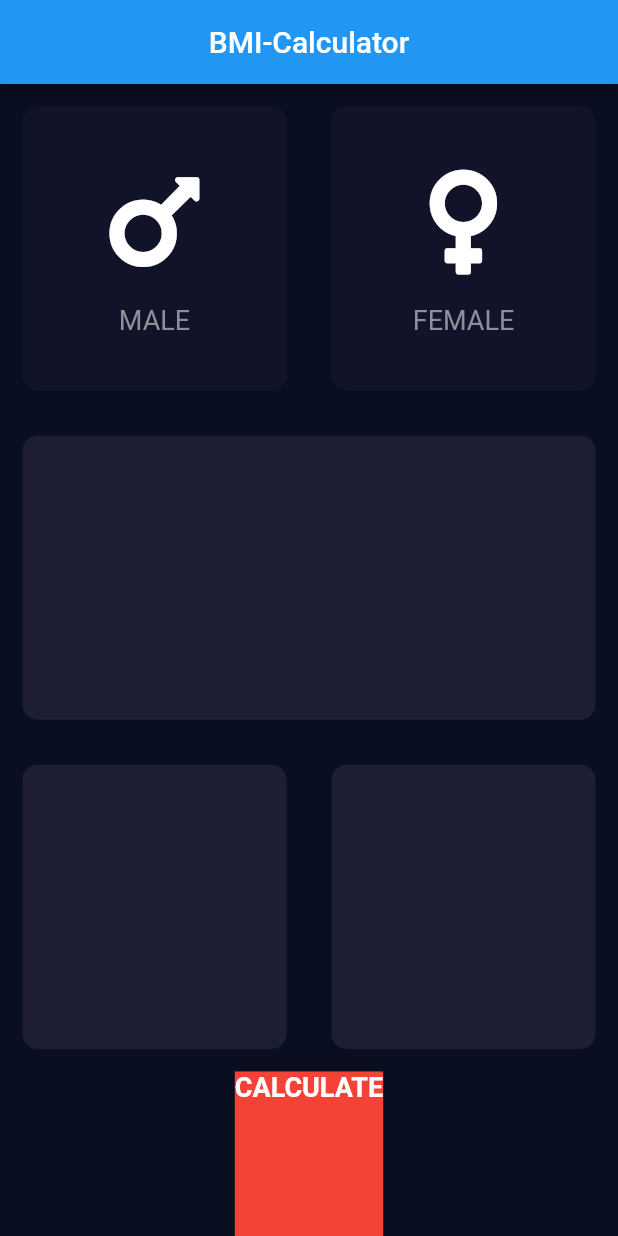
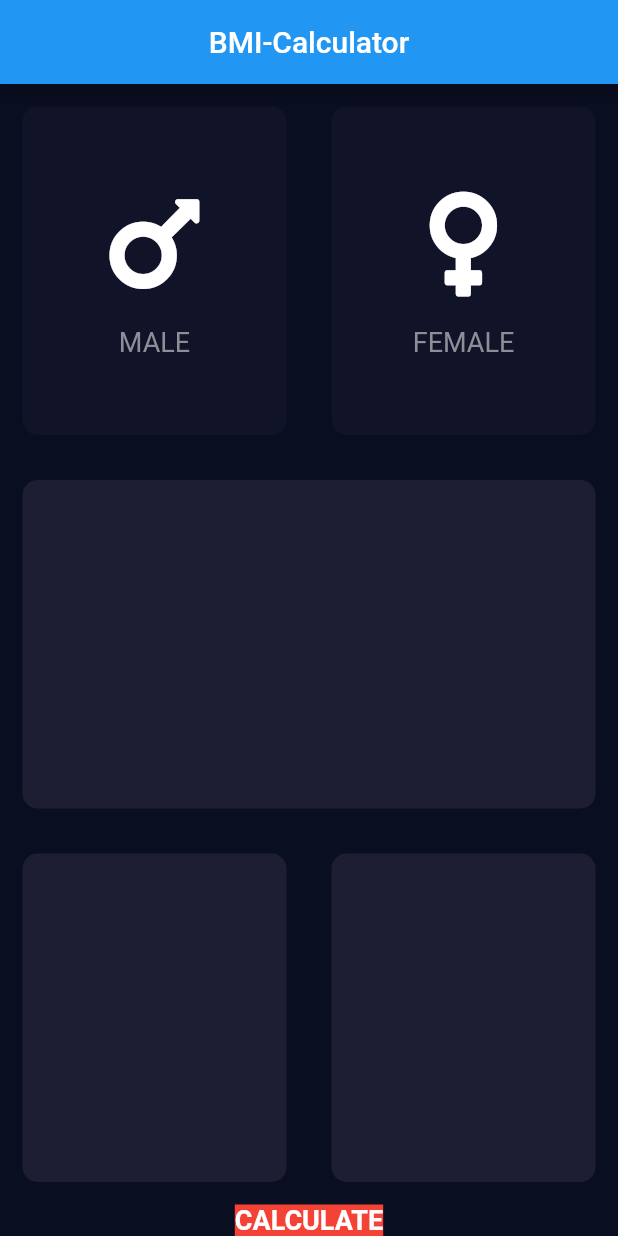
Before and after one commit to AKASHANGADII/bmi-calculator, a Flutter app: the screen it shows after launch, on a phone screen of 412 x 824 dp. Run offline on Flutter 3.47's test engine with Material 2 defaults, Android fonts, the phone set to English and light mode, and no system bars; our stand-ins replace font_awesome_flutter.

```diff
--- a/lib/home_page.dart
+++ b/lib/home_page.dart
@@ -100,9 +100,7 @@ class _HomePageState extends State<HomePage> {
                 ],
               ),
             ),
-            Expanded(
-              flex: 1,
-              child: Container(
+            Container(
               child: Text(
                 'CALCULATE',
                 style: TextStyle(
@@ -113,7 +111,6 @@ class _HomePageState extends State<HomePage> {
               ),
               color: Colors.red,
             ),
-            )
           ],
         ),
       ),
```
Also changed, not shown: 1 other file. Lines whose indentation alone changed are shown as unchanged.
